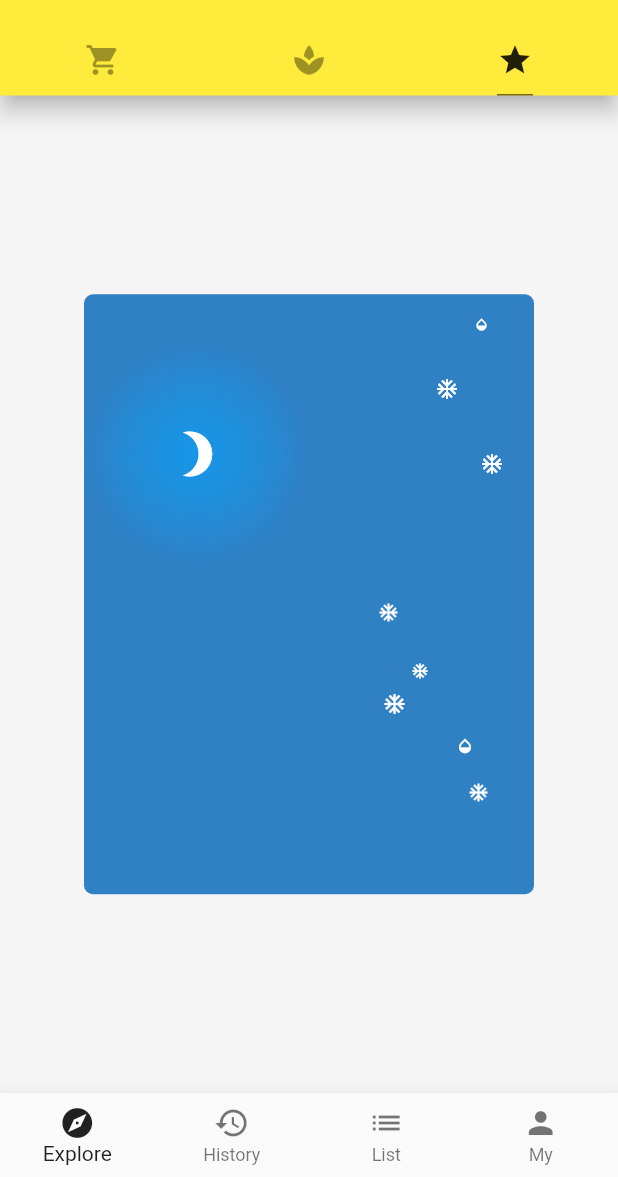
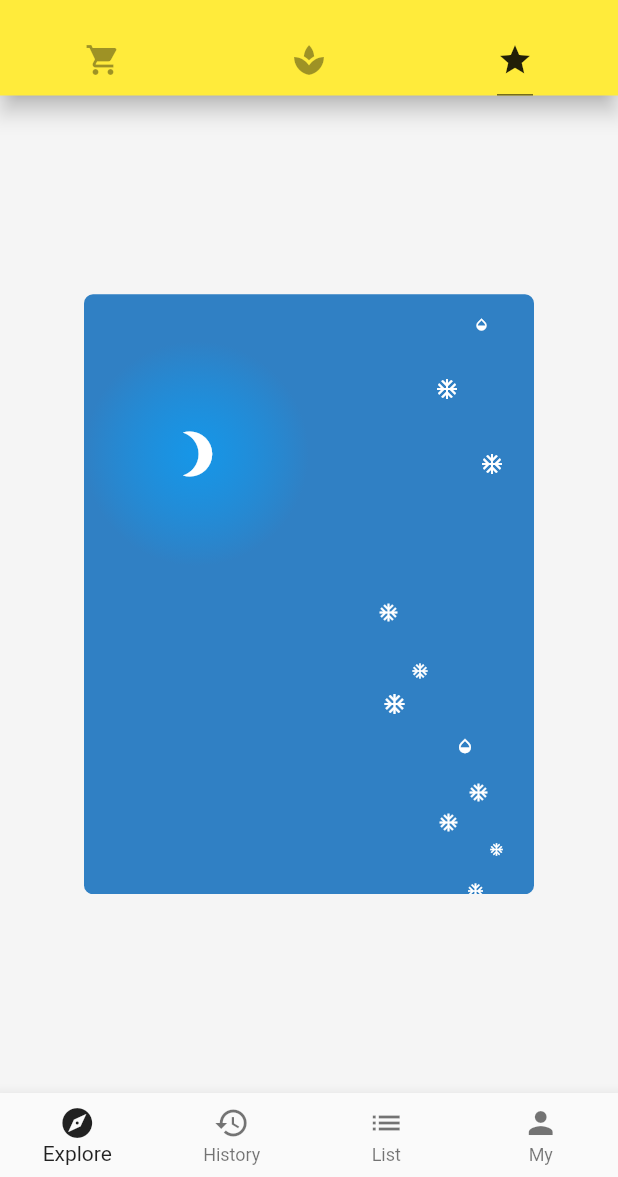
Before and after one commit to persilee/flutter_pro, a Flutter app: the screen it shows after launch, tab 3 chosen, on a phone screen of 412 x 824 dp, the part 59-1236 px from its top. Run offline on Flutter 3.47's test engine with Material 2 defaults, Android fonts, the phone set to English and light mode, and no system bars; network calls fail.

Commit message:
modify layout

```diff
--- a/lib/demo/layout_demo.dart
+++ b/lib/demo/layout_demo.dart
@@ -81,6 +81,21 @@ class LayoutDemo extends StatelessWidget {
                 top: 325.0,
                 child: Icon(Icons.ac_unit, color: Colors.white, size: 14.0, ),
               ),
+              Positioned(
+                right: 50.0,
+                top: 345.0,
+                child: Icon(Icons.ac_unit, color: Colors.white, size: 14.0, ),
+              ),
+              Positioned(
+                right: 20.0,
+                top: 365.0,
+                child: Icon(Icons.ac_unit, color: Colors.white, size: 10.0, ),
+              ),
+              Positioned(
+                right: 33.0,
+                top: 392.0,
+                child: Icon(Icons.ac_unit, color: Colors.white, size: 12.0, ),
+              ),
             ],
           ),
         ],
```
